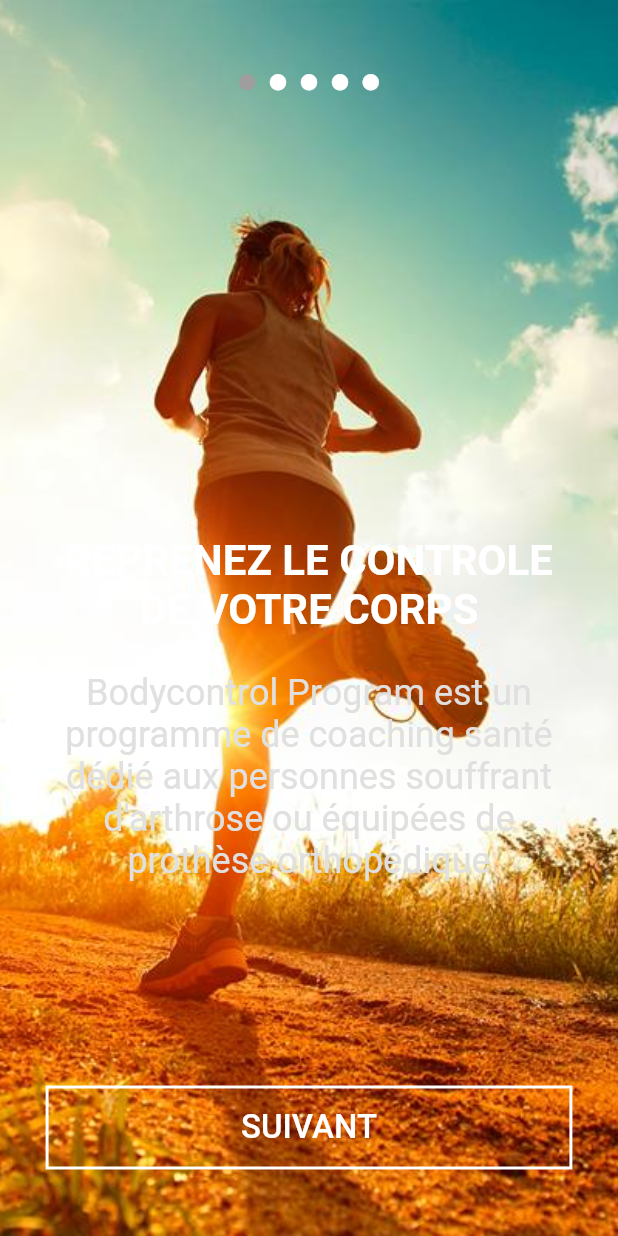
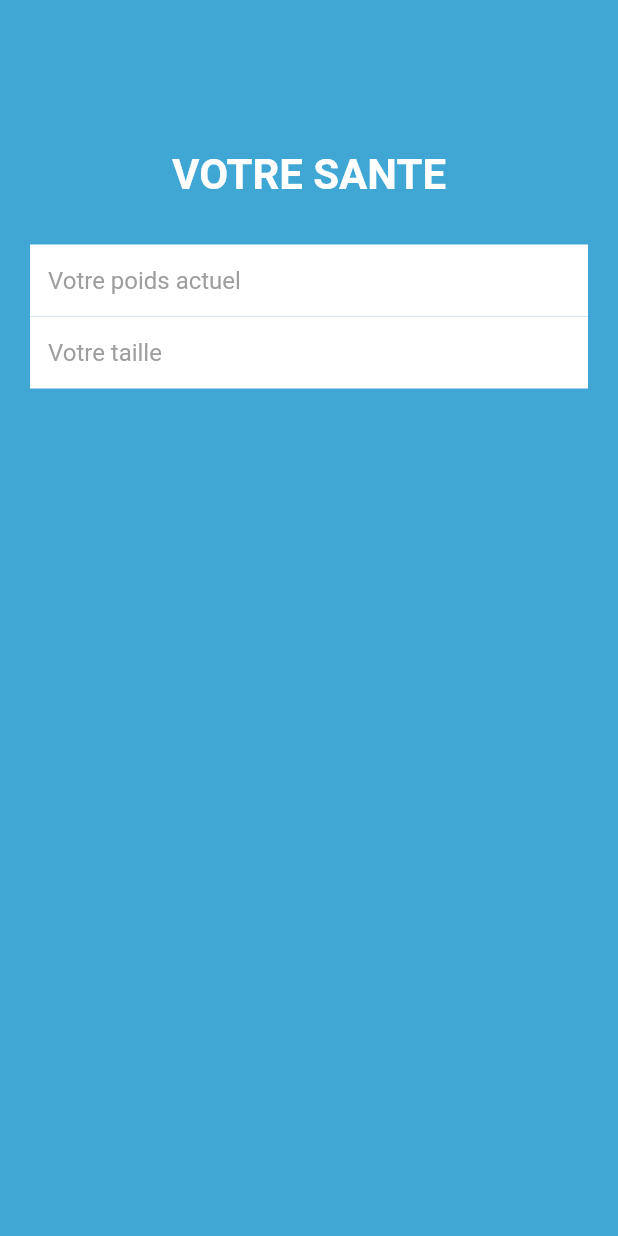
Before and after one commit to RahToky/BodyControl, a Flutter app: the screen it shows after launch, on a phone screen of 412 x 824 dp. Run offline on Flutter 3.47's test engine with Material 2 defaults, Android fonts, the phone set to English and light mode, and no system bars; our stand-ins replace splashscreen.

Commit message:
ajout form about user

```diff
--- a/lib/const/strings.dart
+++ b/lib/const/strings.dart
@@ -1,6 +1,8 @@
 abstract class Strings{
 
   static const NEXT = "SUIVANT";
+  static const ACCEPT = "ACCEPTER";
+  static const CONTINUE = "CONTINUER";
   static const CUSTOM_MY_EXP = "PERSONNALISER MON EXPERIENCE";
   static const CONTINUE_ANONYMOUSLY = "POURSUIVRE ANONYMEMENT";
 
@@ -20,6 +22,26 @@ abstract class Strings{
   static const ON_BOARDING_TITLE_5_DESC = "Afin de personnaliser le \ncontenu de votre programme \nnous avons besoin d'en savoir \nun peu plus sur vous.\nRassurez-vous ces \ninformations resteront \nstrictement confidentielles.";
 
 
-  /** AUTHORISATION **/
-  static const AUTH_AND_CONFIDENT = 'AUTORISATION ET CONFIDENTIALITE';
+  // AUTHORISATION
+  static const AUTH_AND_CONFIDENT = "AUTORISATION ET \nCONFIDENTIALITE";
+  static const AUTH_CLAUSE_1 = "J'accepte de recevoir vos rappels et vos notifications";
+  static const AUTH_CLAUSE_2 = "J'accepte l'utilisation de traceurs pour améliorer la performance de l'application";
+  static const PRIVACY_POLICY = "politique de confidentialité";
+  static const TERMS_OF_SERVICE = "conditions générales d'utilisation";
+
+  // ABOUT FORM & HEALTH FORM
+  static const TELL_US_ABOUT_YOU = "PARLEZ-NOUS DE VOUS";
+  static const MAN = "Homme";
+  static const WOMAN = "Femme";
+  static const FIRSTNAME = "Prénom";
+  static const LASTNAME = "Nom";
+  static const TOWN = "Ville";
+  static const EMAIL = "Email";
+  static const PASSWORD = "Mot de passe";
+  static const PASSWORD_CONFIRM = "Confirmez votre mot de passe";
+  static const DATE_OF_BIRTH = "Date de naissance (ex: 00/00/000)";
+  static const YOUR_HEALTH = "VOTRE SANTE";
+  static const YOUR_CURRENT_WEIGHT = "Votre poids actuel";
+  static const YOUR_SIZE = "Votre taille";
+
 }
--- a/lib/main.dart
+++ b/lib/main.dart
@@ -1,5 +1,8 @@
 import 'package:body_control/pages/authorisation/authorisation.dart';
+import 'package:body_control/pages/form/about_form.dart';
+import 'package:body_control/pages/form/health_form.dart';
 import 'package:body_control/pages/onboarding/onboarding.dart';
+import 'package:body_control/utils/colorUtil.dart';
 import 'package:flutter/material.dart';
 import 'package:splashscreen/splashscreen.dart';
 
@@ -13,17 +16,25 @@ class MyApp extends StatefulWidget {
 }
 
 class _MyAppState extends State<MyApp> {
-
   @override
   Widget build(BuildContext context) {
     return MaterialApp(
+      theme: ThemeData(
+        primaryColor: ColorUtil.fromHex("#40A7D5"),
+        accentColor: ColorUtil.fromHex("#112948"),
+        hintColor: Colors.grey,
+      ),
       debugShowCheckedModeBanner: false,
       routes: {
-        OnBoardingPages.ROUTE_NAME: (context) => OnBoardingPages(),
-        AuthorisationPage.ROUTE_NAME: (context) => AuthorisationPage()
+        OnBoardingPages().getRouteName(): (context) => OnBoardingPages(),
+        AuthorisationPage().getRouteName(): (context) => AuthorisationPage(),
+        AboutUserFormPage().getRouteName(): (context) => AboutUserFormPage(),
+        HealthFormPage().getRouteName(): (context) => HealthFormPage(),
       },
-      home: SplashScreen(
-        seconds: 1,
+      home: (true)
+          ? HealthFormPage()
+          : SplashScreen(
+              seconds: 4,
               navigateAfterSeconds: OnBoardingPages(),
               title: Text(
                 'Welcome In SplashScreen',
--- /dev/null
+++ b/lib/pages/form/field.dart
@@ -0,0 +1,27 @@
+
+import 'package:flutter/material.dart';
+
+class UserTextField extends StatelessWidget {
+
+  final TextInputType inputType;
+  final String hintText;
+
+  UserTextField(this.hintText, this.inputType);
+
+  @override
+  Widget build(BuildContext context) {
+    Color hintColor = Theme.of(context).hintColor;
+    return
+      TextFormField(
+        keyboardType: inputType,
+        obscureText: inputType==TextInputType.visiblePassword?true:false,
+        decoration: InputDecoration(
+          hintText: '$hintText',
+          fillColor: Colors.white,
+          filled: true,
+          hintStyle: TextStyle(color: hintColor),
+          border: InputBorder.none,
+        ),
+      );
+  }
+}
--- /dev/null
+++ b/lib/pages/form/health_form.dart
@@ -0,0 +1,53 @@
+import 'package:body_control/const/strings.dart';
+import 'package:body_control/pages/authorisation/condition.dart';
+import 'package:body_control/pages/interface/routable.dart';
+import 'package:flutter/material.dart';
+
+import 'field.dart';
+
+class HealthFormPage extends StatelessWidget implements RoutableWidget{
+
+  @override
+  String getRouteName() => "/health_form";
+
+  @override
+  Widget build(BuildContext context) {
+    final Size size = MediaQuery.of(context).size;
+
+    return Scaffold(
+      backgroundColor: Theme.of(context).primaryColor,
+      body: SingleChildScrollView(
+        child: Container(
+          alignment: Alignment.center,
+          child: Column(
+            children: [
+              Container(
+                padding: EdgeInsets.only(top:100),
+                child: Text(
+                  '${Strings.YOUR_HEALTH}',
+                  style: TextStyle(
+                    fontSize: 28,
+                    color: Colors.white,
+                    fontWeight: FontWeight.bold,
+                  ),
+                ),
+              ),
+              Padding(
+                padding: const EdgeInsets.fromLTRB(20, 30, 20, 20),
+                child: Column(
+                  children:[
+                    UserTextField('${Strings.YOUR_CURRENT_WEIGHT}',TextInputType.number),
+                    UserTextField('${Strings.YOUR_SIZE}',TextInputType.number),
+                  ]
+                ),
+              ),
+              Container(
+                color: Colors.green,
+              ),
+            ],
+          ),
+        ),
+      ),
+    );
+  }
+}
--- /dev/null
+++ b/lib/pages/interface/routable.dart
@@ -0,0 +1,3 @@
+abstract class RoutableWidget{
+  String getRouteName();
+}
--- a/lib/pages/onboarding/onboarding.dart
+++ b/lib/pages/onboarding/onboarding.dart
@@ -1,12 +1,13 @@
 import 'package:body_control/const/strings.dart';
 import 'package:body_control/pages/authorisation/authorisation.dart';
+import 'package:body_control/pages/interface/routable.dart';
 import 'package:flutter/material.dart';
 import 'package:flutter/services.dart';
 
-class OnBoardingPages extends StatefulWidget {
-  static const ROUTE_NAME = 'onBoarding';
+class OnBoardingPages extends StatefulWidget implements RoutableWidget{
 
-  const OnBoardingPages({Key key}) : super(key: key);
+  @override
+  String getRouteName() => "/onBoarding";
 
   @override
   _OnBoardingPagesState createState() => _OnBoardingPagesState();
@@ -89,13 +90,13 @@ class _OnBoardingPagesState extends State<OnBoardingPages> {
                     Text(
                       '${data[currentPage]['title']}',
                       textAlign: TextAlign.center,
-                      style: TextStyle(
+                      style: const TextStyle(
                         fontSize: 28,
                         color: Colors.white,
                         fontWeight: FontWeight.bold,
                       ),
                     ),
-                    SizedBox(height: 25),
+                    const SizedBox(height: 25),
                     Flexible(
                       child: Text(
                         '${data[currentPage]['description']}',
@@ -116,33 +117,33 @@ class _OnBoardingPagesState extends State<OnBoardingPages> {
                   child: Column(
                     children: [
                       if(currentPage==4)MaterialButton(
-                        height: 55,
+                        height: 50,
                         minWidth: double.infinity,
                         color: Colors.white,
                         elevation: 0,
                         child: Text(
                           '${Strings.CUSTOM_MY_EXP}',
-                          style: TextStyle(color: Colors.black, fontSize: 22),
+                          style: const TextStyle(color: Colors.black, fontSize: 22),
                         ),
-                        shape: BeveledRectangleBorder(
-                          side: BorderSide(color: Colors.white),
+                        shape: const BeveledRectangleBorder(
+                          side: const BorderSide(color: Colors.white),
                         ),
                         onPressed: () {
                           setState(() {
-                            Navigator.pushNamed(context, AuthorisationPage.ROUTE_NAME);
+                            Navigator.pushNamed(context, AuthorisationPage().getRouteName());
                           });
                         },
                       ),
                       SizedBox(height: (currentPage==4)?10:65),
                       MaterialButton(
-                        height: 55,
+                        height: 50,
                         minWidth: double.infinity,
                         child: Text(
                           '${(currentPage<4)?Strings.NEXT:Strings.CONTINUE_ANONYMOUSLY}',
                           style: TextStyle(color: Colors.white, fontSize: 22),
                         ),
-                        shape: BeveledRectangleBorder(
-                          side: BorderSide(color: Colors.white),
+                        shape: const BeveledRectangleBorder(
+                          side: const BorderSide(color: Colors.white),
                         ),
                         onPressed: () {
                           setState(() {
--- a/pubspec.yaml
+++ b/pubspec.yaml
@@ -33,6 +33,7 @@ dev_dependencies:
   flutter_test:
     sdk: flutter
   splashscreen:
+  url_launcher: ^6.0.3
 
 # For information on the generic Dart part of this file, see the
 # following page: https://dart.dev/tools/pub/pubspec
```
Also changed, not shown: lib/pages/authorisation/authorisation.dart (+120 -10 lines), lib/pages/authorisation/condition.dart (added, +72 -0 lines), lib/pages/form/about_form.dart (added, +85 -0 lines), lib/pages/form/gender_toggle.dart (added, +61 -0 lines), pubspec.lock. Lines whose indentation alone changed are shown as unchanged.
